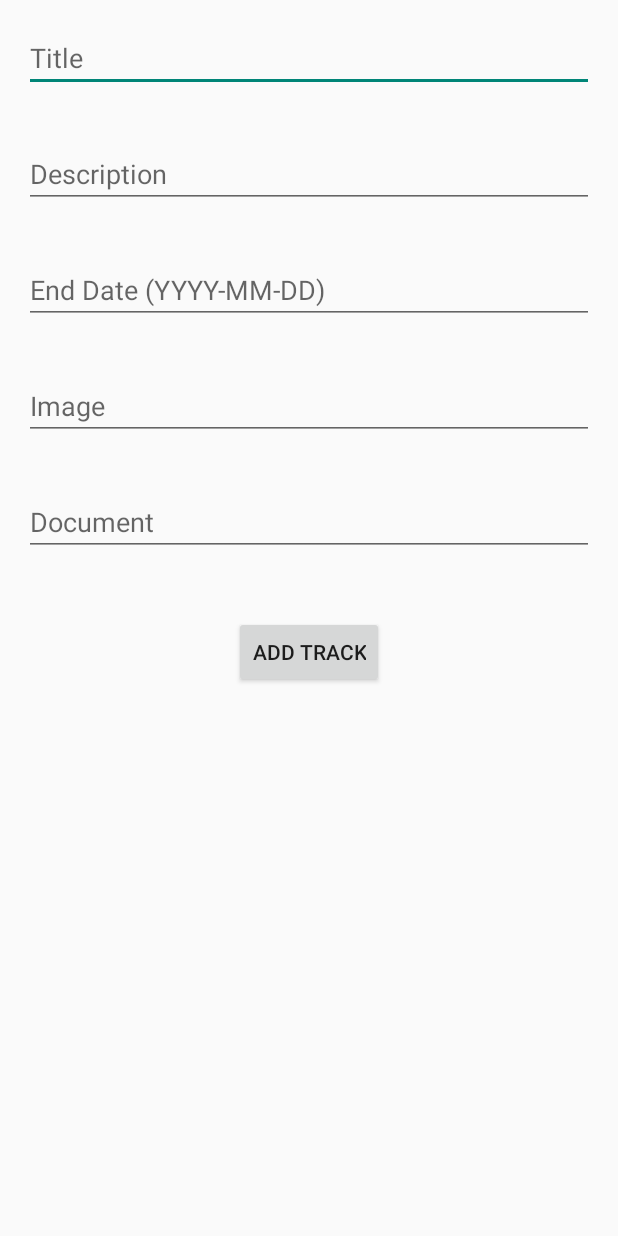
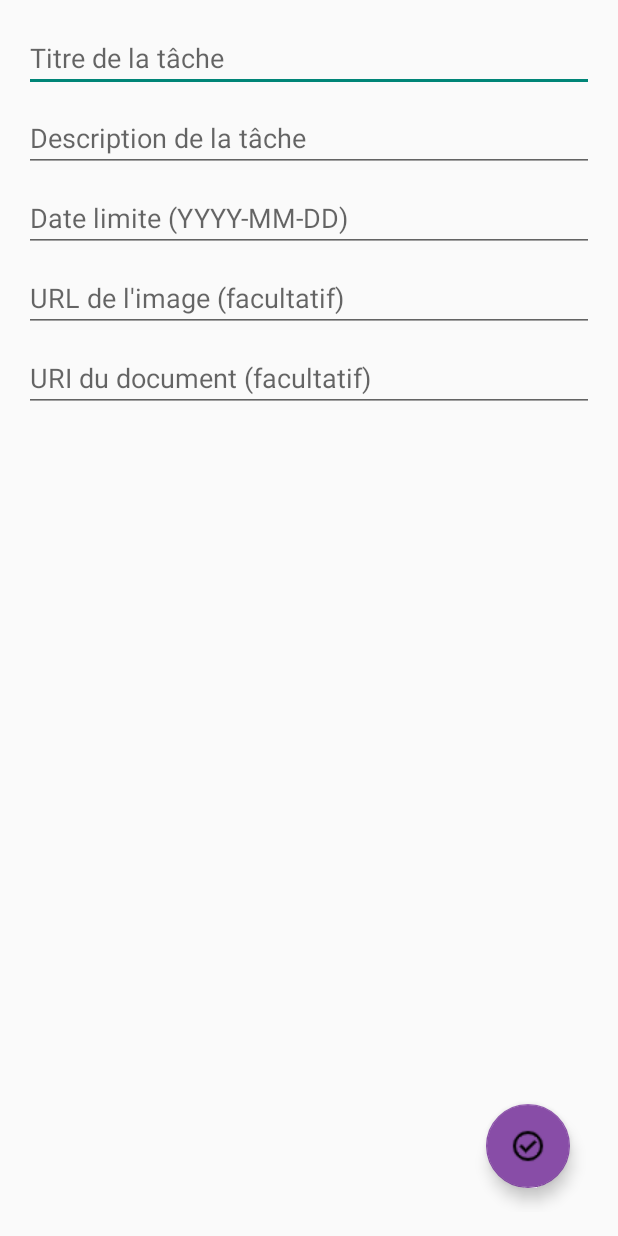
Before and after one commit to mehdiKharij/Track_management, an Android app: the HomeActivity screen opened directly, with no data from a screen before it, after a tap on "ADD TRACK", on a phone screen of 412 x 824 dp. Run offline under Robolectric (Android 15) with nearby library versions, the phone set to English and light mode, and no system bars; our stand-ins replace Firebase (no records; nobody signed in at launch, a user with empty details on screens opened directly).

Commit message:
today_task_add

```diff
--- /dev/null
+++ b/app/src/main/java/com/example/track_management/AddTaskActivity.java
@@ -0,0 +1,93 @@
+package com.example.track_management;
+
+import android.os.Bundle;
+import android.view.View;
+import android.widget.EditText;
+import androidx.annotation.NonNull;
+import androidx.appcompat.app.AppCompatActivity;
+
+import com.google.android.gms.tasks.OnFailureListener;
+import com.google.android.gms.tasks.OnSuccessListener;
+import com.google.android.material.floatingactionbutton.FloatingActionButton;
+import com.google.firebase.auth.FirebaseAuth;
+import com.google.firebase.firestore.FirebaseFirestore;
+import java.util.HashMap;
+import java.util.Map;
+import com.google.firebase.firestore.DocumentReference;
+
+
+public class AddTaskActivity extends AppCompatActivity {
+
+    private EditText taskTitleEditText;
+    private EditText taskDescriptionEditText;
+    private EditText taskDeadlineEditText;
+    private EditText taskImgEditText;
+    private EditText taskDocUriEditText;
+    private FloatingActionButton addButton;
+
+    private FirebaseAuth mAuth;
+    private FirebaseFirestore mFirestore;
+
+    @Override
+    protected void onCreate(Bundle savedInstanceState) {
+        super.onCreate(savedInstanceState);
+        setContentView(R.layout.add_task_activity);
+
+        taskTitleEditText = findViewById(R.id.task_title_edit_text);
+        taskDescriptionEditText = findViewById(R.id.task_description_edit_text);
+        taskDeadlineEditText = findViewById(R.id.task_deadline_edit_text);
+        taskImgEditText = findViewById(R.id.task_img_edit_text);
+        taskDocUriEditText = findViewById(R.id.task_doc_uri_edit_text);
+        addButton = findViewById(R.id.fab_add);
+
+        mAuth = FirebaseAuth.getInstance();
+        mFirestore = FirebaseFirestore.getInstance();
+
+        addButton.setOnClickListener(new View.OnClickListener() {
+            @Override
+            public void onClick(View v) {
+                addTaskToFirestore();
+            }
+        });
+    }
+
+    private void addTaskToFirestore() {
+        String taskTitle = taskTitleEditText.getText().toString().trim();
+        String taskDescription = taskDescriptionEditText.getText().toString().trim();
+        String taskDeadline = taskDeadlineEditText.getText().toString().trim();
+        String taskImg = taskImgEditText.getText().toString().trim();
+        String taskDocUri = taskDocUriEditText.getText().toString().trim();
+
+        if (!taskDescription.isEmpty()) {
+            String userEmail = mAuth.getCurrentUser().getEmail();
+
+
+            Map<String, Object> task = new HashMap<>();
+            task.put("title", taskTitle);
+            task.put("description", taskDescription);
+            task.put("deadline", taskDeadline);
+            task.put("img", taskImg);
+            task.put("doc_uri", taskDocUri);
+
+            mFirestore.collection("user").document(userEmail)
+                    .collection("tasks")
+                    .add(task)
+                    .addOnSuccessListener(new OnSuccessListener<DocumentReference>() {
+                        @Override
+                        public void onSuccess(DocumentReference documentReference) {
+                            // Tâche ajoutée avec succès
+                            finish();
+                        }
+                    })
+                    .addOnFailureListener(new OnFailureListener() {
+                        @Override
+                        public void onFailure(@NonNull Exception e) {
+                            // Erreur lors de l'ajout de la tâche
+                        }
+                    });
+
+        } else {
+            // Afficher un message d'erreur si la description de la tâche est vide
+        }
+    }
+}
--- a/app/src/main/java/com/example/track_management/AddTrackActivity.java
+++ /dev/null
@@ -1,101 +0,0 @@
-package com.example.track_management;
-
-import android.os.Bundle;
-import android.view.View;
-import android.widget.Button;
-import android.widget.EditText;
-import android.widget.Toast;
-
-import androidx.annotation.NonNull;
-import androidx.appcompat.app.AppCompatActivity;
-
-import com.google.android.gms.tasks.OnFailureListener;
-import com.google.android.gms.tasks.OnSuccessListener;
-import com.google.firebase.auth.FirebaseAuth;
-import com.google.firebase.firestore.FirebaseFirestore;
-
-import java.util.HashMap;
-import java.util.Map;
-
-public class AddTrackActivity extends AppCompatActivity {
-
-    private FirebaseAuth mAuth;
-    private FirebaseFirestore db;
-
-    private EditText mTitleField, mDescriptionField, mEndDateField, mImageField, mDocumentField;
-    private Button mAddTrackButton, mAddImageButton, mAddDocumentButton;
-
-
-    @Override
-    protected void onCreate(Bundle savedInstanceState) {
-        super.onCreate(savedInstanceState);
-        setContentView(R.layout.add_track_activity);
-
-        mAuth = FirebaseAuth.getInstance();
-        db = FirebaseFirestore.getInstance();
-
-        mTitleField = findViewById(R.id.title_field);
-        mDescriptionField = findViewById(R.id.description_field);
-        mEndDateField = findViewById(R.id.end_date_field);
-        mImageField = findViewById(R.id.image_field);
-        mDocumentField = findViewById(R.id.document_field);
-
-
-        mAddTrackButton = findViewById(R.id.add_track_button);
-
-        mAddTrackButton.setOnClickListener(new View.OnClickListener() {
-            @Override
-            public void onClick(View v) {
-                addTrack();
-            }
-        });
-
-    }
-
-    private void addTrack() {
-        String title = mTitleField.getText().toString().trim();
-        String description = mDescriptionField.getText().toString().trim();
-        String endDate = mEndDateField.getText().toString().trim();
-        String image = mImageField.getText().toString().trim();
-        String document = mDocumentField.getText().toString().trim();
-
-        if (title.isEmpty() || description.isEmpty() || endDate.isEmpty() || image.isEmpty() || document.isEmpty()) {
-            Toast.makeText(this, "Please fill in all fields", Toast.LENGTH_SHORT).show();
-            return;
-        }
-
-        // Get the current user email
-        String userEmail = mAuth.getCurrentUser().getEmail();
-
-        // Create a new track map
-        Map<String, Object> track = new HashMap<>();
-        track.put("title", title);
-        track.put("description", description);
-        track.put("end_date", endDate);
-        track.put("image", image);
-        track.put("document", document);
-
-        // Add the track to Firestore
-        db.collection("tracks")
-                .document(userEmail) // Use email as document ID
-                .set(track)
-                .addOnSuccessListener(new OnSuccessListener<Void>() {
-                    @Override
-                    public void onSuccess(Void aVoid) {
-                        Toast.makeText(AddTrackActivity.this, "Track added successfully", Toast.LENGTH_SHORT).show();
-                        // Clear fields after adding the track
-                        mTitleField.setText("");
-                        mDescriptionField.setText("");
-                        mEndDateField.setText("");
-                        mImageField.setText("");
-                        mDocumentField.setText("");
-                    }
-                })
-                .addOnFailureListener(new OnFailureListener() {
-                    @Override
-                    public void onFailure(@NonNull Exception e) {
-                        Toast.makeText(AddTrackActivity.this, "Failed to add track: " + e.getMessage(), Toast.LENGTH_SHORT).show();
-                    }
-                });
-    }
-}
--- a/app/src/main/java/com/example/track_management/HomeActivity.java
+++ b/app/src/main/java/com/example/track_management/HomeActivity.java
@@ -24,7 +24,7 @@ public class HomeActivity extends AppCompatActivity {
             @Override
             public void onClick(View v) {
                 // Redirection vers l'activité AddTrackActivity
-                startActivity(new Intent(HomeActivity.this, AddTrackActivity.class));
+                startActivity(new Intent(HomeActivity.this, AddTaskActivity.class));
             }
         });
 
--- a/app/src/main/java/com/example/track_management/WelcomeActivity.java
+++ /dev/null
@@ -1,4 +0,0 @@
-package com.example.track_management;
-
-public class WelcomeActivity {
-}
--- a/app/src/main/res/layout/activity_sign_up.xml
+++ b/app/src/main/res/layout/activity_sign_up.xml
@@ -106,6 +106,8 @@
         android:layout_width="wrap_content"
         android:layout_height="wrap_content"
         android:text="Sign Up"
+        android:textColor="@android:color/white"
+        android:background="@drawable/button_background"
         android:backgroundTint="@color/mauve_color"
         app:layout_constraintTop_toBottomOf="@id/signup_form"
         app:layout_constraintStart_toStartOf="parent"
--- a/app/src/main/res/layout/activity_tasks.xml
+++ b/app/src/main/res/layout/activity_tasks.xml
@@ -31,8 +31,10 @@
         android:layout_height="wrap_content"
         android:layout_gravity="end"
         android:layout_margin="16dp"
-        android:contentDescription="Ajouter un nouveau contact"
-        android:src="@android:drawable/ic_input_add"/>
+        android:contentDescription="Ajouter une tâche"
+        android:src="@android:drawable/ic_input_add"
+        android:onClick="onAddTaskButtonClick" />
+
 
 
 </LinearLayout>
--- /dev/null
+++ b/app/src/main/res/layout/add_task_activity.xml
@@ -0,0 +1,69 @@
+<?xml version="1.0" encoding="utf-8"?>
+<RelativeLayout xmlns:android="http://schemas.android.com/apk/res/android"
+    xmlns:app="http://schemas.android.com/apk/res-auto"
+    xmlns:tools="http://schemas.android.com/tools"
+    android:layout_width="match_parent"
+    android:layout_height="match_parent"
+    android:padding="16dp"
+    tools:context=".AddTaskActivity">
+
+    <EditText
+        android:id="@+id/task_title_edit_text"
+        android:layout_width="match_parent"
+        android:layout_height="wrap_content"
+        android:hint="Titre de la tâche"
+        android:inputType="text"
+        android:layout_alignParentTop="true"
+        android:layout_marginBottom="8dp" />
+
+    <EditText
+        android:id="@+id/task_description_edit_text"
+        android:layout_width="match_parent"
+        android:layout_height="wrap_content"
+        android:hint="Description de la tâche"
+        android:inputType="textMultiLine"
+        android:maxLength="200"
+        android:maxLines="5"
+        android:layout_below="@id/task_title_edit_text"
+        android:layout_marginBottom="8dp" />
+
+    <EditText
+        android:id="@+id/task_deadline_edit_text"
+        android:layout_width="match_parent"
+        android:layout_height="wrap_content"
+        android:hint="Date limite (YYYY-MM-DD)"
+        android:inputType="date"
+        android:layout_below="@id/task_description_edit_text"
+        android:layout_marginBottom="8dp" />
+
+    <EditText
+        android:id="@+id/task_img_edit_text"
+        android:layout_width="match_parent"
+        android:layout_height="wrap_content"
+        android:hint="URL de l'image (facultatif)"
+        android:inputType="textUri"
+        android:layout_below="@id/task_deadline_edit_text"
+        android:layout_marginBottom="8dp" />
+
+    <EditText
+        android:id="@+id/task_doc_uri_edit_text"
+        android:layout_width="match_parent"
+        android:layout_height="wrap_content"
+        android:hint="URI du document (facultatif)"
+        android:inputType="textUri"
+        android:layout_below="@id/task_img_edit_text"
+        android:layout_marginBottom="8dp" />
+
+    <com.google.android.material.floatingactionbutton.FloatingActionButton
+        android:id="@+id/fab_add"
+        android:layout_width="wrap_content"
+        android:layout_height="wrap_content"
+        android:layout_alignParentBottom="true"
+        android:layout_alignParentEnd="true"
+        android:layout_margin="16dp"
+        android:contentDescription="Ajouter la tâche"
+        android:src="@drawable/check_circle"
+        app:backgroundTint="@color/mauve_color" />
+
+
+</RelativeLayout>
--- a/app/src/main/res/layout/add_track_activity.xml
+++ /dev/null
@@ -1,54 +0,0 @@
-<?xml version="1.0" encoding="utf-8"?>
-<RelativeLayout xmlns:android="http://schemas.android.com/apk/res/android"
-    android:layout_width="match_parent"
-    android:layout_height="match_parent">
-
-    <EditText
-        android:id="@+id/title_field"
-        android:layout_width="match_parent"
-        android:layout_height="wrap_content"
-        android:hint="Title"
-        android:layout_margin="16dp"/>
-
-    <EditText
-        android:id="@+id/description_field"
-        android:layout_width="match_parent"
-        android:layout_height="wrap_content"
-        android:hint="Description"
-        android:layout_below="@id/title_field"
-        android:layout_margin="16dp"/>
-
-    <EditText
-        android:id="@+id/end_date_field"
-        android:layout_width="match_parent"
-        android:layout_height="wrap_content"
-        android:hint="End Date (YYYY-MM-DD)"
-        android:layout_below="@id/description_field"
-        android:layout_margin="16dp"/>
-
-    <EditText
-        android:id="@+id/image_field"
-        android:layout_width="match_parent"
-        android:layout_height="wrap_content"
-        android:hint="Image"
-        android:layout_below="@id/end_date_field"
-        android:layout_margin="16dp"/>
-
-    <EditText
-        android:id="@+id/document_field"
-        android:layout_width="match_parent"
-        android:layout_height="wrap_content"
-        android:hint="Document"
-        android:layout_below="@id/image_field"
-        android:layout_margin="16dp"/>
-
-    <Button
-        android:id="@+id/add_track_button"
-        android:layout_width="wrap_content"
-        android:layout_height="wrap_content"
-        android:text="Add Track"
-        android:layout_below="@id/document_field"
-        android:layout_centerHorizontal="true"
-        android:layout_marginTop="24dp"/>
-
-</RelativeLayout>
```
Also changed, not shown: app/build.gradle.kts (+6 -11 lines), app/src/main/AndroidManifest.xml (+4 -5 lines), app/src/main/java/com/example/track_management/SignUpActivity.java (+18 -0 lines), app/src/main/java/com/example/track_management/TasksActivity.java (+17 -49 lines), app/src/main/res/drawable/button_background.xml (added, +15 -0 lines), app/src/main/res/drawable/edit_text_background.xml (added, +9 -0 lines), app/src/main/res/layout/activity_login.xml (+13 -5 lines), app/src/main/res/layout/activity_welcome.xml (deleted, +0 -24 lines), app/src/main/res/drawable/check_circle.png (added), app/src/main/res/drawable/task_icone.png (added), app/src/main/res/layout/task_item_layout.xml (line endings or trailing spaces).
